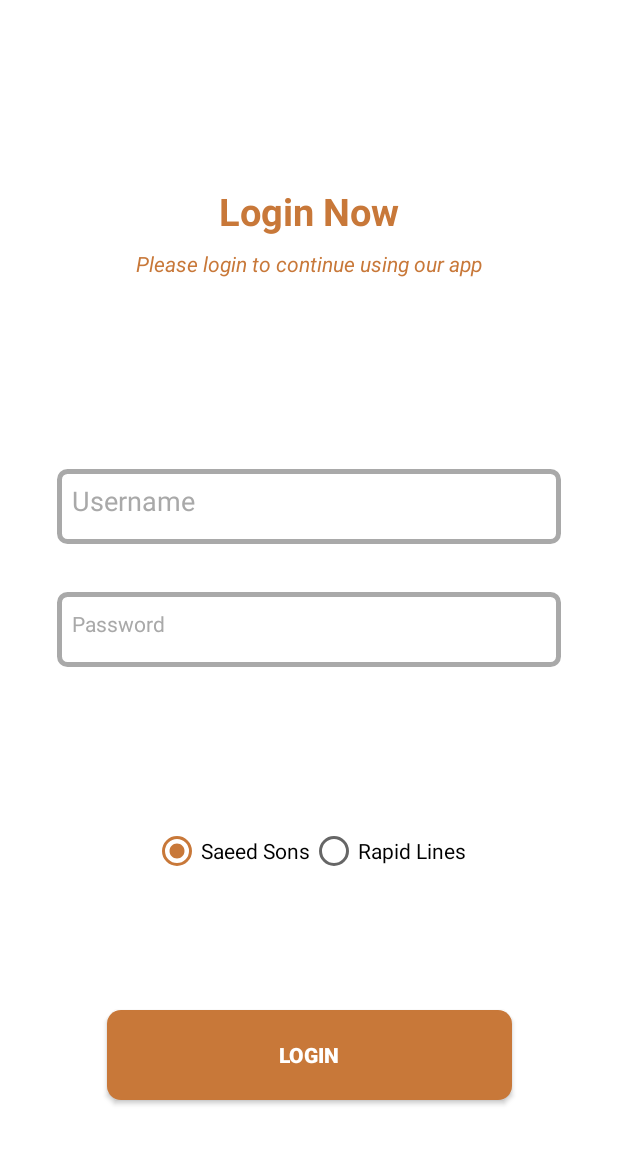
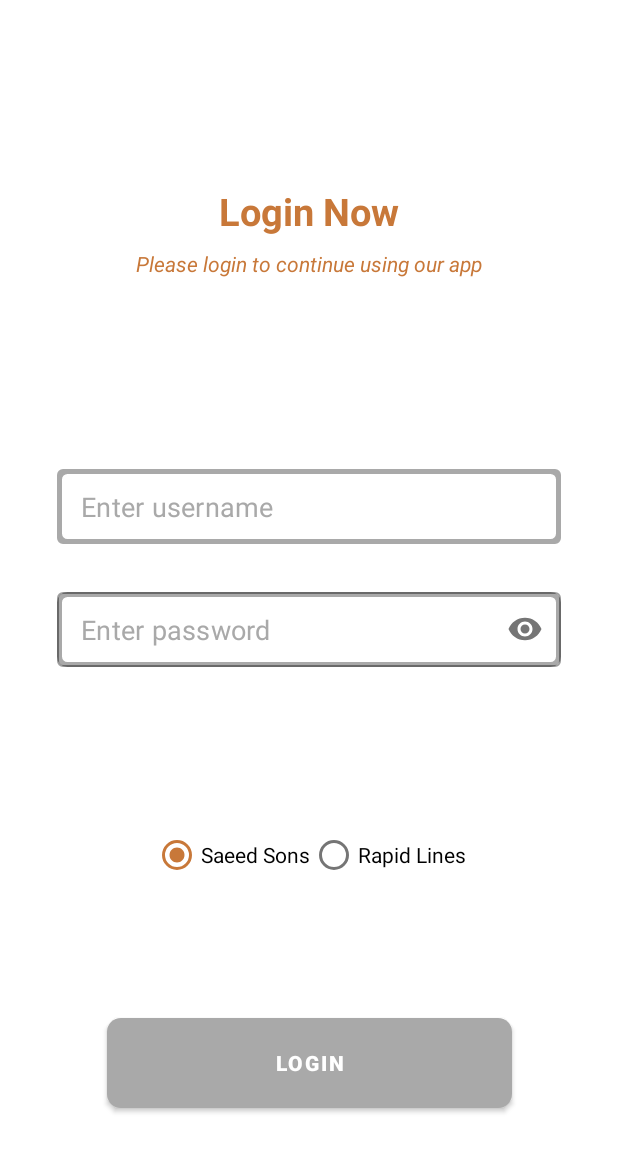
Before and after one commit to ashar312/RapidLine, an Android app: the screen it shows after launch (Login), on a phone screen of 412 x 824 dp. Shown: the top 1152 px of the screen. Run offline under Robolectric (Android 15) with nearby library versions, the phone set to English and light mode, and no system bars; our stand-ins replace Firebase (no records; nobody signed in at launch, a user with empty details on screens opened directly), data binding.

```diff
--- a/app/src/main/AndroidManifest.xml
+++ b/app/src/main/AndroidManifest.xml
@@ -72,7 +72,8 @@
             android:theme="@style/MaintainanceActivityTheme" />
         <activity android:name=".Activities.SaeedSons.ViewData.ListActivities" />
         <activity android:name=".Activities.SaeedSons.ViewData.SaeedSonsHomeActivity" />
-        <activity android:name=".Activities.Common.Login" />
+        <activity android:name=".Activities.Common.Login"
+            android:theme="@style/MaintainanceActivityTheme"/>
 
         <provider
             android:name="androidx.core.content.FileProvider"
--- a/app/src/main/res/layout/activity_login.xml
+++ b/app/src/main/res/layout/activity_login.xml
@@ -65,28 +65,59 @@
             app:layout_constraintGuide_percent="0.35" />
 
 
-        <EditText
-            android:id="@+id/username_txt"
-            style="@style/FormInputTextFields"
+        <com.google.android.material.textfield.TextInputLayout
+            android:id="@+id/username_layout"
+            style="@style/Widget.MaterialComponents.TextInputLayout.OutlinedBox"
+            android:layout_width="0dp"
+            android:layout_height="50dp"
             android:layout_marginStart="38dp"
+            android:layout_marginTop="24dp"
             android:layout_marginEnd="38dp"
-            android:hint="Username"
-            android:inputType="textPersonName"
+            android:padding="0dp"
+            android:background="@drawable/edittextshape"
+            app:hintEnabled="false"
             app:layout_constraintEnd_toEndOf="parent"
             app:layout_constraintHorizontal_bias="0.5"
             app:layout_constraintStart_toStartOf="parent"
-            app:layout_constraintTop_toTopOf="@+id/guideline15" />
+            app:layout_constraintTop_toTopOf="@+id/guideline15">
 
-        <EditText
-            android:id="@+id/pass_txt"
-            style="@style/FormInputTextFields"
+            <EditText
+                android:id="@+id/username_txt"
+                android:layout_width="match_parent"
+                android:layout_height="match_parent"
+                android:hint="Enter username"
+                android:inputType="textPersonName"
+                android:padding="0dp"
+                android:textColor="@color/black"
+                android:textColorHint="@color/Dark_gray"
+                android:textSize="18sp" />
+        </com.google.android.material.textfield.TextInputLayout>
+
+        <com.google.android.material.textfield.TextInputLayout
+            android:id="@+id/pass_layout"
+            style="@style/Widget.MaterialComponents.TextInputLayout.OutlinedBox"
+            android:layout_width="0dp"
+            android:layout_height="50dp"
             android:layout_marginTop="32dp"
-            android:hint="Password"
-            android:inputType="textPassword"
-            android:textSize="14dp"
-            app:layout_constraintEnd_toEndOf="@+id/username_txt"
-            app:layout_constraintStart_toStartOf="@+id/username_txt"
-            app:layout_constraintTop_toBottomOf="@+id/username_txt" />
+            android:background="@drawable/edittextshape"
+            android:padding="0dp"
+            app:hintEnabled="false"
+            app:layout_constraintEnd_toEndOf="@+id/username_layout"
+            app:layout_constraintStart_toStartOf="@+id/username_layout"
+            app:layout_constraintTop_toBottomOf="@+id/username_layout"
+            app:passwordToggleEnabled="true">
+
+            <EditText
+                android:id="@+id/pass_txt"
+                android:layout_width="match_parent"
+                android:layout_height="match_parent"
+                android:hint="Enter password"
+                android:inputType="textPassword"
+                android:padding="0dp"
+                android:textColor="@color/black"
+                android:textColorHint="@color/Dark_gray"
+                android:textSize="18sp" />
+        </com.google.android.material.textfield.TextInputLayout>
 
         <RadioGroup
             android:id="@+id/radioGroup"
@@ -95,10 +126,10 @@
             android:layout_marginTop="16dp"
             android:orientation="horizontal"
             app:layout_constraintBottom_toTopOf="@+id/loginBtn"
-            app:layout_constraintEnd_toEndOf="@+id/pass_txt"
+            app:layout_constraintEnd_toEndOf="@+id/pass_layout"
             app:layout_constraintHorizontal_bias="0.5"
-            app:layout_constraintStart_toStartOf="@+id/pass_txt"
-            app:layout_constraintTop_toBottomOf="@+id/pass_txt">
+            app:layout_constraintStart_toStartOf="@+id/pass_layout"
+            app:layout_constraintTop_toBottomOf="@+id/pass_layout">
 
             <RadioButton
                 android:id="@+id/radioSaeed"
@@ -121,6 +152,7 @@
             android:layout_width="wrap_content"
             android:layout_height="wrap_content"
             android:background="@drawable/buttonshape"
+            android:backgroundTint="@color/Brown"
             android:text="Login"
             android:textColor="@color/white"
             android:textStyle="bold"
--- a/app/src/main/res/values/styles.xml
+++ b/app/src/main/res/values/styles.xml
@@ -18,8 +18,8 @@
     <style name="MaintainanceActivityTheme" parent="Theme.MaterialComponents.Light.NoActionBar">
         <!-- Customize your theme here. -->
         <item name="colorPrimary">@color/Dark_gray</item>
-        <item name="colorPrimaryDark">@color/Dark_gray</item>
-        <item name="colorAccent">@color/Dark_gray</item>
+        <item name="colorPrimaryDark">@color/Brown</item>
+        <item name="colorAccent">@color/Brown</item>
     </style>
 
 
```
